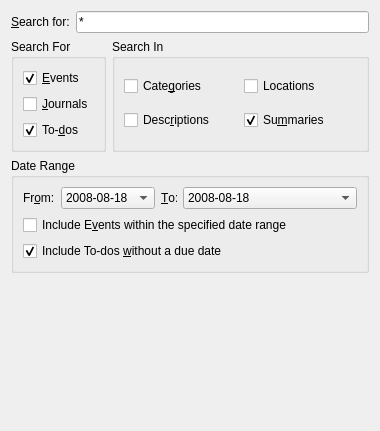
Old version of the form korganizer/searchdialog_base.ui in the repository KDE/kdepim.
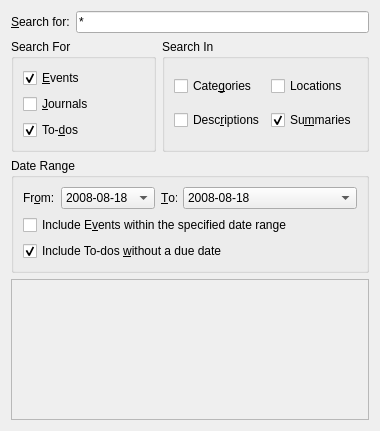
New version of the form. Custom widgets are drawn as their Qt base class.

Commit message: KOrganizer's search dialog: Make result list stretchable again

What changed in the file:
```diff
--- a/korganizer/searchdialog_base.ui
+++ b/korganizer/searchdialog_base.ui
@@ -15,7 +15,7 @@
   <property name="windowTitle">
    <string>Find Events - KOrganizer</string>
   </property>
-  <layout class="QFormLayout" name="formLayout_2">
+  <layout class="QGridLayout" name="gridLayout_2">
    <item row="0" column="0" colspan="2">
     <layout class="QHBoxLayout" name="horizontalLayout_4">
      <item>
@@ -280,6 +280,12 @@
    </item>
    <item row="3" column="0" colspan="2">
     <widget class="QFrame" name="mListViewFrame">
+     <property name="sizePolicy">
+      <sizepolicy hsizetype="Preferred" vsizetype="MinimumExpanding">
+       <horstretch>0</horstretch>
+       <verstretch>0</verstretch>
+      </sizepolicy>
+     </property>
      <property name="frameShape">
       <enum>QFrame::StyledPanel</enum>
      </property>
```
